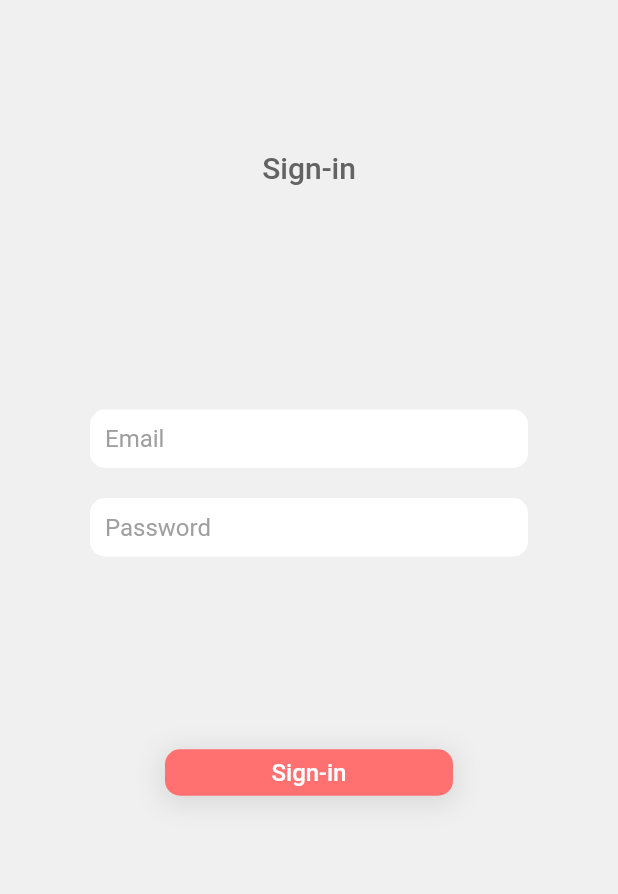
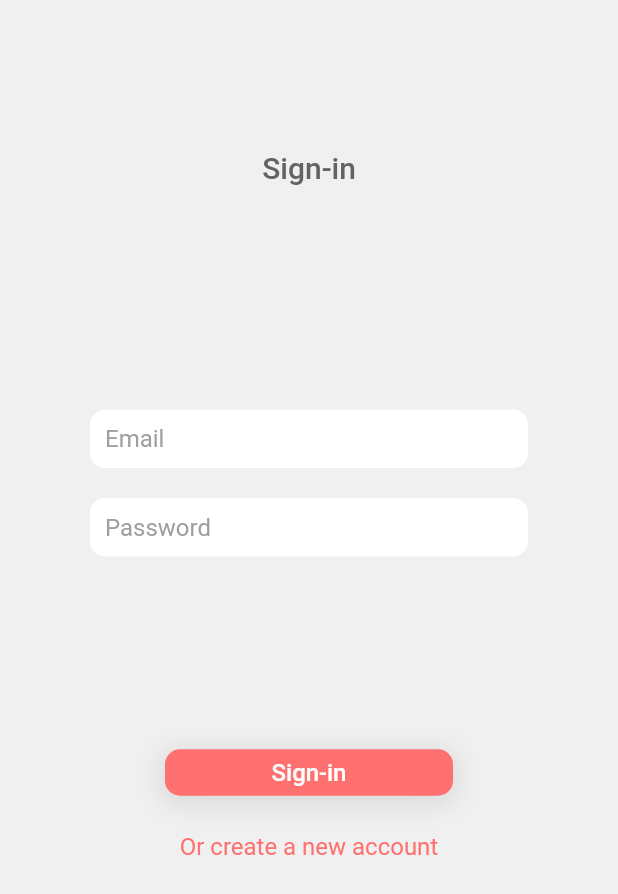
Before and after one commit to bdasgupta02/incentivize, a Flutter app: the screen it shows after launch, on a phone screen of 412 x 824 dp. Shown: the top 894 px of the screen. Run offline on Flutter 3.47's test engine with Material 2 defaults, Android fonts, the phone set to English and light mode, and no system bars; our stand-ins replace material_design_icons_flutter.

Commit message:
debugged sign-in page

```diff
--- a/lib/main.dart
+++ b/lib/main.dart
@@ -133,6 +133,21 @@ class _MyHomePageState extends State<MyHomePage> {
         ),
       ),
     );
+    tiles.add(SizedBox(height: 10));
+    tiles.add(
+      Container(
+        alignment: Alignment.center,
+        margin: EdgeInsets.only(left: 90, right: 90),
+        padding: EdgeInsets.only(top: 6, bottom: 6),
+        child: Text(
+          'Or create a new account',
+          style: TextStyle(
+            fontSize: 16,
+            color: Color(0xFFFF7171),
+          ),
+        ),
+      ),
+    );
 
     return Column(children: tiles);
   }
```
